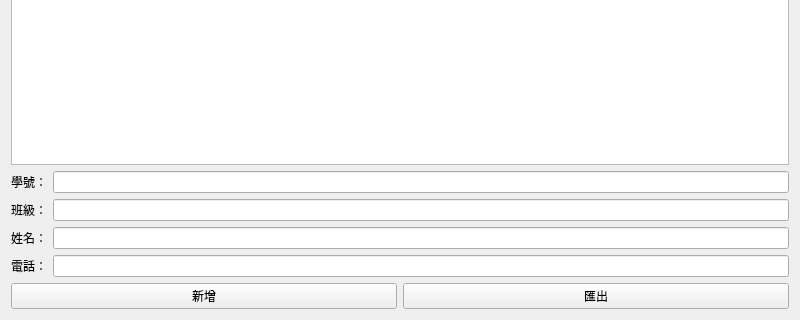
haoya75/a1019, file mywidget.ui: the form before one commit; both pictures show x 0 to 800 and y 280 to 600 of the 800 by 600 pixel window.
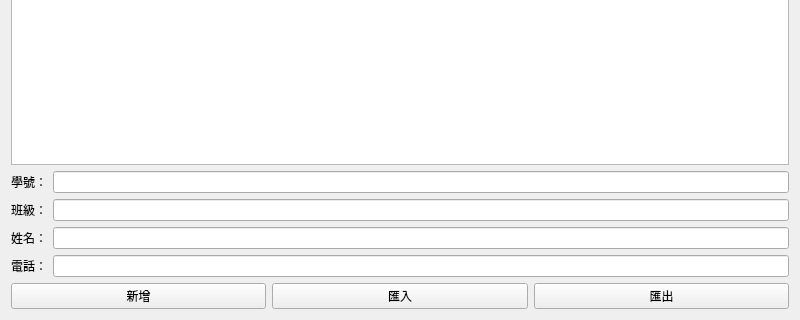
The form after the commit.

Commit message: 匯入作業

Diff of the .ui file:
```diff
--- a/mywidget.ui
+++ b/mywidget.ui
@@ -92,6 +92,13 @@
          </property>
         </widget>
        </item>
+       <item>
+        <widget class="QPushButton" name="pushButton_3">
+         <property name="text">
+          <string>匯入</string>
+         </property>
+        </widget>
+       </item>
        <item>
         <widget class="QPushButton" name="pushButton">
          <property name="text">
```
The commit also changes 15 other files.
